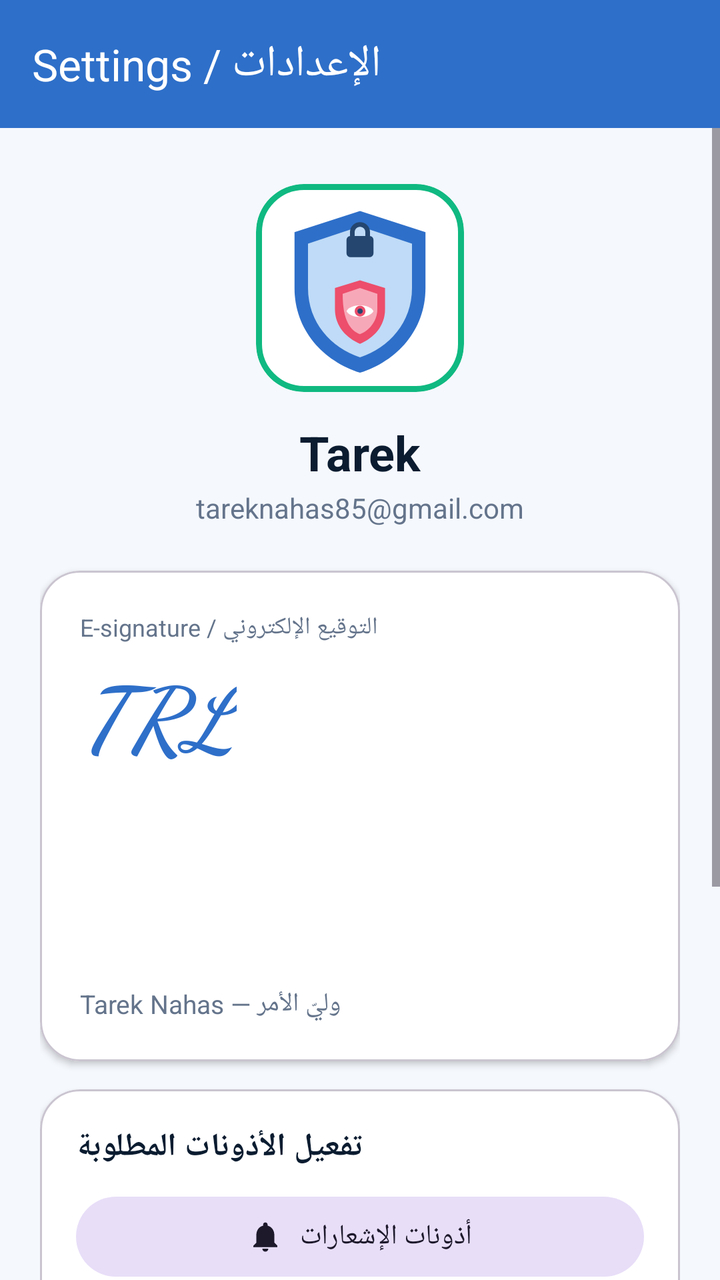
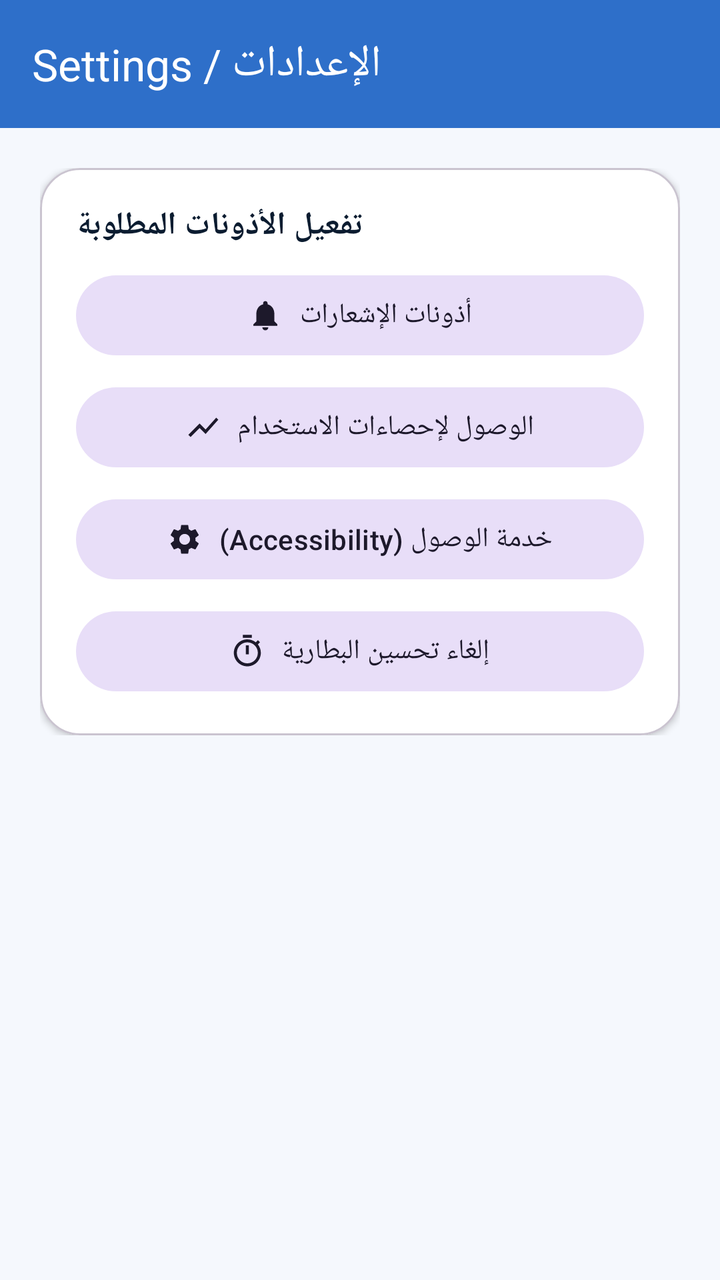

An Android layout rendered at two revisions. The XML below is the earlier revision; the diff shows what the commit changed to produce the second picture.
<!-- AndroidManifest.xml: application theme Theme.BeaverGuardian -->
<!-- res/layout/activity_profile.xml -->
<?xml version="1.0" encoding="utf-8"?>
<LinearLayout xmlns:android="http://schemas.android.com/apk/res/android"
    xmlns:app="http://schemas.android.com/apk/res-auto"
    android:layout_width="match_parent"
    android:layout_height="match_parent"
    android:orientation="vertical"
    android:background="@color/bg">

    <com.google.android.material.appbar.MaterialToolbar
        android:id="@+id/toolbar"
        android:layout_width="match_parent"
        android:layout_height="?attr/actionBarSize"
        android:background="@color/brand"
        app:title="الإعدادات / Settings"
        app:titleTextColor="@color/white"
        app:navigationIconTint="@color/white" />

    <ScrollView
        android:layout_width="match_parent"
        android:layout_height="match_parent">

        <LinearLayout
            android:layout_width="match_parent"
            android:layout_height="wrap_content"
            android:orientation="vertical"
            android:padding="20dp"
            android:gravity="center_horizontal">

            <com.google.android.material.card.MaterialCardView
                android:layout_width="104dp"
                android:layout_height="104dp"
                android:layout_marginTop="8dp"
                app:cardCornerRadius="24dp"
                app:strokeColor="@color/emerald"
                app:strokeWidth="3dp"
                app:cardElevation="0dp">

                <ImageView
                    android:layout_width="match_parent"
                    android:layout_height="match_parent"
                    android:src="@drawable/ic_launcher"
                    android:contentDescription="icon" />
            </com.google.android.material.card.MaterialCardView>

            <TextView
                android:layout_width="wrap_content"
                android:layout_height="wrap_content"
                android:layout_marginTop="14dp"
                android:text="Tarek"
                android:textStyle="bold"
                android:textSize="24sp"
                android:textColor="@color/on_surface" />

            <TextView
                android:layout_width="wrap_content"
                android:layout_height="wrap_content"
                android:layout_marginTop="2dp"
                android:text="tareknahas85@gmail.com"
                android:textSize="14sp"
                android:textColor="@color/slate" />

            <com.google.android.material.card.MaterialCardView
                android:layout_width="match_parent"
                android:layout_height="wrap_content"
                android:layout_marginTop="22dp"
                app:cardCornerRadius="20dp"
                app:cardElevation="2dp"
                app:cardBackgroundColor="@color/card">

                <LinearLayout
                    android:layout_width="match_parent"
                    android:layout_height="wrap_content"
                    android:orientation="vertical"
                    android:padding="20dp">

                    <TextView
                        android:layout_width="wrap_content"
                        android:layout_height="wrap_content"
                        android:text="التوقيع الإلكتروني / E-signature"
                        android:textColor="@color/slate"
                        android:textSize="12sp" />

                    <TextView
                        android:layout_width="wrap_content"
                        android:layout_height="wrap_content"
                        android:layout_marginTop="4dp"
                        android:text="TRL"
                        android:fontFamily="cursive"
                        android:textStyle="bold|italic"
                        android:textSize="44sp"
                        android:textColor="@color/brand" />

                    <ImageView
                        android:id="@+id/imgSignature"
                        android:layout_width="match_parent"
                        android:layout_height="96dp"
                        android:layout_marginTop="4dp"
                        android:scaleType="fitStart"
                        android:adjustViewBounds="true"
                        android:contentDescription="signature" />

                    <TextView
                        android:layout_width="wrap_content"
                        android:layout_height="wrap_content"
                        android:layout_marginTop="6dp"
                        android:text="Tarek Nahas — وليّ الأمر"
                        android:textColor="@color/slate"
                        android:textSize="13sp" />
                </LinearLayout>
            </com.google.android.material.card.MaterialCardView>

            <com.google.android.material.card.MaterialCardView
                android:layout_width="match_parent"
                android:layout_height="wrap_content"
                android:layout_marginTop="14dp"
                app:cardCornerRadius="20dp"
                app:cardElevation="2dp"
                app:cardBackgroundColor="@color/card">

                <LinearLayout
                    android:layout_width="match_parent"
                    android:layout_height="wrap_content"
                    android:orientation="vertical"
                    android:padding="18dp">

                    <TextView
                        android:layout_width="wrap_content"
                        android:layout_height="wrap_content"
                        android:text="تفعيل الأذونات المطلوبة"
                        android:textStyle="bold"
                        android:textSize="16sp"
                        android:textColor="@color/on_surface"
                        android:layout_marginBottom="10dp" />

                    <com.google.android.material.button.MaterialButton
                        android:id="@+id/btnPermNotif"
                        style="@style/Widget.Material3.Button.TonalButton"
                        android:layout_width="match_parent"
                        android:layout_height="wrap_content"
                        android:layout_marginBottom="8dp"
                        android:text="أذونات الإشعارات"
                        app:icon="@drawable/ic_bell"
                        app:iconGravity="textStart" />

                    <com.google.android.material.button.MaterialButton
                        android:id="@+id/btnPermUsage"
                        style="@style/Widget.Material3.Button.TonalButton"
                        android:layout_width="match_parent"
                        android:layout_height="wrap_content"
                        android:layout_marginBottom="8dp"
                        android:text="الوصول لإحصاءات الاستخدام"
                        app:icon="@drawable/ic_activity"
                        app:iconGravity="textStart" />

                    <com.google.android.material.button.MaterialButton
                        android:id="@+id/btnPermAcc"
                        style="@style/Widget.Material3.Button.TonalButton"
                        android:layout_width="match_parent"
                        android:layout_height="wrap_content"
                        android:layout_marginBottom="8dp"
                        android:text="خدمة الوصول (Accessibility)"
                        app:icon="@drawable/ic_settings"
                        app:iconGravity="textStart" />

                    <com.google.android.material.button.MaterialButton
                        android:id="@+id/btnPermBattery"
                        style="@style/Widget.Material3.Button.TonalButton"
                        android:layout_width="match_parent"
                        android:layout_height="wrap_content"
                        android:text="إلغاء تحسين البطارية"
                        app:icon="@drawable/ic_timer"
                        app:iconGravity="textStart" />
                </LinearLayout>
            </com.google.android.material.card.MaterialCardView>

            <com.google.android.material.card.MaterialCardView
                android:layout_width="match_parent"
                android:layout_height="wrap_content"
                android:layout_marginTop="14dp"
                app:cardCornerRadius="20dp"
                app:cardElevation="2dp"
                app:cardBackgroundColor="@color/card">

                <LinearLayout
                    android:layout_width="match_parent"
                    android:layout_height="wrap_content"
                    android:orientation="vertical"
                    android:padding="18dp">

                    <TextView
                        android:layout_width="wrap_content"
                        android:layout_height="wrap_content"
                        android:text="SafeGuard — Beaver Guardian"
                        android:textStyle="bold"
                        android:textSize="15sp"
                        android:textColor="@color/on_surface" />

                    <TextView
                        android:id="@+id/tvVersion"
                        android:layout_width="wrap_content"
                        android:layout_height="wrap_content"
                        android:layout_marginTop="2dp"
                        android:text="v5.0"
                        android:textColor="@color/slate"
                        android:textSize="13sp" />
                </LinearLayout>
            </com.google.android.material.card.MaterialCardView>
        </LinearLayout>
    </ScrollView>
</LinearLayout>
<!-- resources referenced by this layout -->
<resources>
  <color name="bg">#F5F8FD</color>
  <color name="brand">#2E6FC9</color>
  <color name="card">#FFFFFF</color>
  <color name="emerald">#10B981</color>
  <color name="on_surface">#0B1C30</color>
  <color name="slate">#64748B</color>
  <color name="white">#FFFFFFFF</color>
  <!-- drawable ic_activity (drawable) -->
  <vector xmlns:android="http://schemas.android.com/apk/res/android" android:width="24dp" android:height="24dp" android:viewportWidth="24" android:viewportHeight="24">
      <path android:fillColor="#1F1F1F" android:pathData="M3.5,18.49l6,-6.01 4,4L22,6.92l-1.41,-1.41 -7.09,7.97 -4,-4L2,16.99z"/>
  </vector>
  <!-- drawable ic_bell (drawable) -->
  <vector xmlns:android="http://schemas.android.com/apk/res/android" android:width="24dp" android:height="24dp" android:viewportWidth="24" android:viewportHeight="24">
      <path android:fillColor="#3525CD" android:pathData="M12,22c1.1,0 2,-0.9 2,-2h-4c0,1.1 0.9,2 2,2zM18,16v-5c0,-3.07 -1.64,-5.64 -4.5,-6.32L13.5,4c0,-0.83 -0.67,-1.5 -1.5,-1.5s-1.5,0.67 -1.5,1.5v0.68C7.63,5.36 6,7.92 6,11v5l-2,2v1h16v-1l-2,-2z"/>
  </vector>
  <!-- drawable ic_settings (drawable) -->
  <vector xmlns:android="http://schemas.android.com/apk/res/android" android:width="24dp" android:height="24dp" android:viewportWidth="24" android:viewportHeight="24">
      <path android:fillColor="#1F1F1F" android:pathData="M19.14,12.94c0.04,-0.3 0.06,-0.61 0.06,-0.94 0,-0.32 -0.02,-0.64 -0.07,-0.94l2.03,-1.58c0.18,-0.14 0.23,-0.41 0.12,-0.61l-1.92,-3.32c-0.12,-0.22 -0.37,-0.29 -0.59,-0.22l-2.39,0.96c-0.5,-0.38 -1.03,-0.7 -1.62,-0.94l-0.36,-2.54c-0.04,-0.24 -0.24,-0.41 -0.48,-0.41h-3.84c-0.24,0 -0.43,0.17 -0.47,0.41l-0.36,2.54c-0.59,0.24 -1.13,0.57 -1.62,0.94l-2.39,-0.96c-0.22,-0.08 -0.47,0 -0.59,0.22L2.74,8.87c-0.12,0.21 -0.08,0.47 0.12,0.61l2.03,1.58c-0.05,0.3 -0.09,0.63 -0.09,0.94s0.02,0.64 0.07,0.94l-2.03,1.58c-0.18,0.14 -0.23,0.41 -0.12,0.61l1.92,3.32c0.12,0.22 0.37,0.29 0.59,0.22l2.39,-0.96c0.5,0.38 1.03,0.7 1.62,0.94l0.36,2.54c0.05,0.24 0.24,0.41 0.48,0.41h3.84c0.24,0 0.44,-0.17 0.47,-0.41l0.36,-2.54c0.59,-0.24 1.13,-0.56 1.62,-0.94l2.39,0.96c0.22,0.08 0.47,0 0.59,-0.22l1.92,-3.32c0.12,-0.22 0.07,-0.47 -0.12,-0.61l-2.01,-1.58zM12,15.6c-1.98,0 -3.6,-1.62 -3.6,-3.6s1.62,-3.6 3.6,-3.6 3.6,1.62 3.6,3.6 -1.62,3.6 -3.6,3.6z"/>
  </vector>
  <!-- drawable ic_timer (drawable) -->
  <vector xmlns:android="http://schemas.android.com/apk/res/android" android:width="24dp" android:height="24dp" android:viewportWidth="24" android:viewportHeight="24">
      <path android:fillColor="#1F1F1F" android:pathData="M15,1L9,1v2h6L15,1zM11,14h2L13,8h-2v6zM19.03,7.39l1.42,-1.42c-0.43,-0.51 -0.9,-0.99 -1.41,-1.41l-1.42,1.42C16.07,4.74 14.12,4 12,4c-4.97,0 -9,4.03 -9,9s4.02,9 9,9 9,-4.03 9,-9c0,-2.12 -0.74,-4.07 -1.97,-5.61zM12,20c-3.87,0 -7,-3.13 -7,-7s3.13,-7 7,-7 7,3.13 7,7 -3.13,7 -7,7z"/>
  </vector>
  <style name="Theme.BeaverGuardian" parent="Theme.Material3.DayNight.NoActionBar">
          <item name="colorPrimary">@color/brand</item>
          <item name="colorOnPrimary">@color/white</item>
          <item name="colorPrimaryContainer">@color/brand_container</item>
          <item name="colorOnPrimaryContainer">@color/on_brand_container</item>
          <item name="colorSecondary">@color/emerald</item>
          <item name="colorOnSecondary">@color/white</item>
          <item name="android:colorBackground">@color/bg</item>
          <item name="android:statusBarColor" tools:targetApi="l">@color/bg</item>
          <item name="android:windowLightStatusBar" tools:targetApi="m">true</item>
      </style>
  <color name="brand_container">#DCEBFB</color>
  <color name="on_brand_container">#0E2C5A</color>
</resources>

<!-- the commit's change to res/layout/activity_profile.xml (unified diff, before → after) -->
@@ -23,96 +23,11 @@
             android:layout_width="match_parent"
             android:layout_height="wrap_content"
             android:orientation="vertical"
-            android:padding="20dp"
-            android:gravity="center_horizontal">
-
-            <com.google.android.material.card.MaterialCardView
-                android:layout_width="104dp"
-                android:layout_height="104dp"
-                android:layout_marginTop="8dp"
-                app:cardCornerRadius="24dp"
-                app:strokeColor="@color/emerald"
-                app:strokeWidth="3dp"
-                app:cardElevation="0dp">
-
-                <ImageView
-                    android:layout_width="match_parent"
-                    android:layout_height="match_parent"
-                    android:src="@drawable/ic_launcher"
-                    android:contentDescription="icon" />
-            </com.google.android.material.card.MaterialCardView>
-
-            <TextView
-                android:layout_width="wrap_content"
-                android:layout_height="wrap_content"
-                android:layout_marginTop="14dp"
-                android:text="Tarek"
-                android:textStyle="bold"
-                android:textSize="24sp"
-                android:textColor="@color/on_surface" />
-
-            <TextView
-                android:layout_width="wrap_content"
-                android:layout_height="wrap_content"
-                android:layout_marginTop="2dp"
-                android:text="tareknahas85@gmail.com"
-                android:textSize="14sp"
-                android:textColor="@color/slate" />
+            android:padding="20dp">
 
             <com.google.android.material.card.MaterialCardView
                 android:layout_width="match_parent"
                 android:layout_height="wrap_content"
-                android:layout_marginTop="22dp"
-                app:cardCornerRadius="20dp"
-                app:cardElevation="2dp"
-                app:cardBackgroundColor="@color/card">
-
-                <LinearLayout
-                    android:layout_width="match_parent"
-                    android:layout_height="wrap_content"
-                    android:orientation="vertical"
-                    android:padding="20dp">
-
-                    <TextView
-                        android:layout_width="wrap_content"
-                        android:layout_height="wrap_content"
-                        android:text="التوقيع الإلكتروني / E-signature"
-                        android:textColor="@color/slate"
-                        android:textSize="12sp" />
-
-                    <TextView
-                        android:layout_width="wrap_content"
-                        android:layout_height="wrap_content"
-                        android:layout_marginTop="4dp"
-                        android:text="TRL"
-                        android:fontFamily="cursive"
-                        android:textStyle="bold|italic"
-                        android:textSize="44sp"
-                        android:textColor="@color/brand" />
-
-                    <ImageView
-                        android:id="@+id/imgSignature"
-                        android:layout_width="match_parent"
-                        android:layout_height="96dp"
-                        android:layout_marginTop="4dp"
-                        android:scaleType="fitStart"
-                        android:adjustViewBounds="true"
-                        android:contentDescription="signature" />
-
-                    <TextView
-                        android:layout_width="wrap_content"
-                        android:layout_height="wrap_content"
-                        android:layout_marginTop="6dp"
-                        android:text="Tarek Nahas — وليّ الأمر"
-                        android:textColor="@color/slate"
-                        android:textSize="13sp" />
-                </LinearLayout>
-            </com.google.android.material.card.MaterialCardView>
-
-            <com.google.android.material.card.MaterialCardView
-                android:layout_width="match_parent"
-                android:layout_height="wrap_content"
-                android:layout_marginTop="14dp"
                 app:cardCornerRadius="20dp"
                 app:cardElevation="2dp"
                 app:cardBackgroundColor="@color/card">
@@ -172,39 +87,6 @@
                         app:iconGravity="textStart" />
                 </LinearLayout>
             </com.google.android.material.card.MaterialCardView>
-
-            <com.google.android.material.card.MaterialCardView
-                android:layout_width="match_parent"
-                android:layout_height="wrap_content"
-                android:layout_marginTop="14dp"
-                app:cardCornerRadius="20dp"
-                app:cardElevation="2dp"
-                app:cardBackgroundColor="@color/card">
-
-                <LinearLayout
-                    android:layout_width="match_parent"
-                    android:layout_height="wrap_content"
-                    android:orientation="vertical"
-                    android:padding="18dp">
-
-                    <TextView
-                        android:layout_width="wrap_content"
-                        android:layout_height="wrap_content"
-                        android:text="SafeGuard — Beaver Guardian"
-                        android:textStyle="bold"
-                        android:textSize="15sp"
-                        android:textColor="@color/on_surface" />
-
-                    <TextView
-                        android:id="@+id/tvVersion"
-                        android:layout_width="wrap_content"
-                        android:layout_height="wrap_content"
-                        android:layout_marginTop="2dp"
-                        android:text="v5.0"
-                        android:textColor="@color/slate"
-                        android:textSize="13sp" />
-                </LinearLayout>
-            </com.google.android.material.card.MaterialCardView>
         </LinearLayout>
     </ScrollView>
 </LinearLayout>
<!-- resource entries referenced after the edit -->
@@ -3,9 +3,7 @@
   <color name="bg">#F5F8FD</color>
   <color name="brand">#2E6FC9</color>
   <color name="card">#FFFFFF</color>
-  <color name="emerald">#10B981</color>
   <color name="on_surface">#0B1C30</color>
-  <color name="slate">#64748B</color>
   <color name="white">#FFFFFFFF</color>
   <!-- drawable ic_activity (drawable) -->
   <vector xmlns:android="http://schemas.android.com/apk/res/android" android:width="24dp" android:height="24dp" android:viewportWidth="24" android:viewportHeight="24">
@@ -36,5 +34,6 @@
       </style>
   <color name="brand_container">#DCEBFB</color>
   <color name="on_brand_container">#0E2C5A</color>
+  <color name="emerald">#10B981</color>
 </resources>
 
